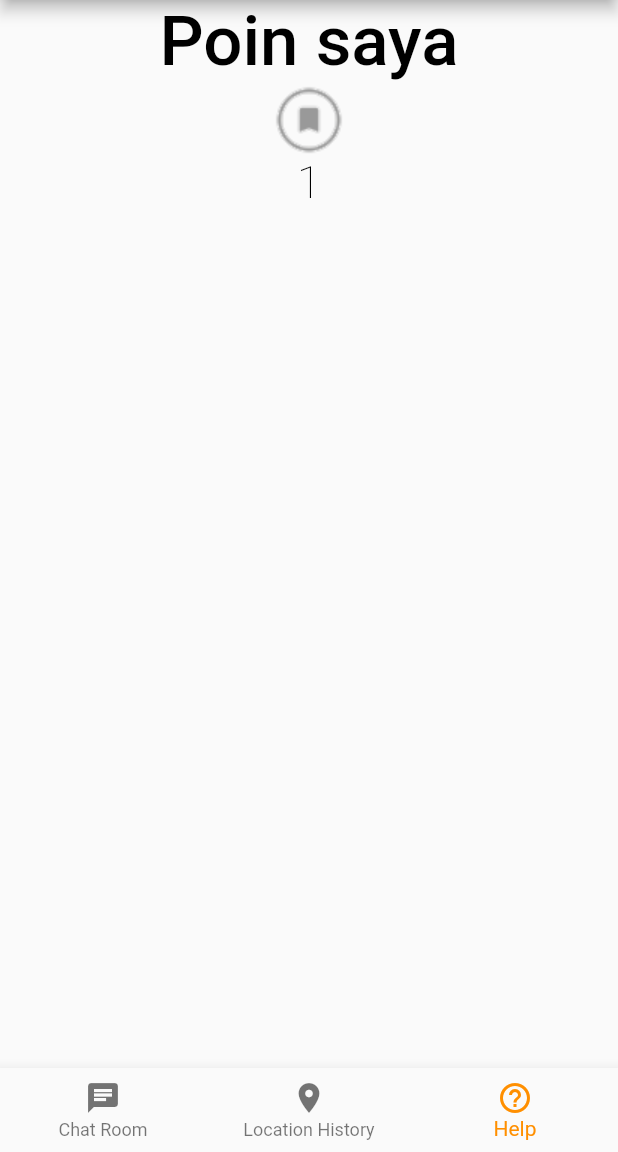
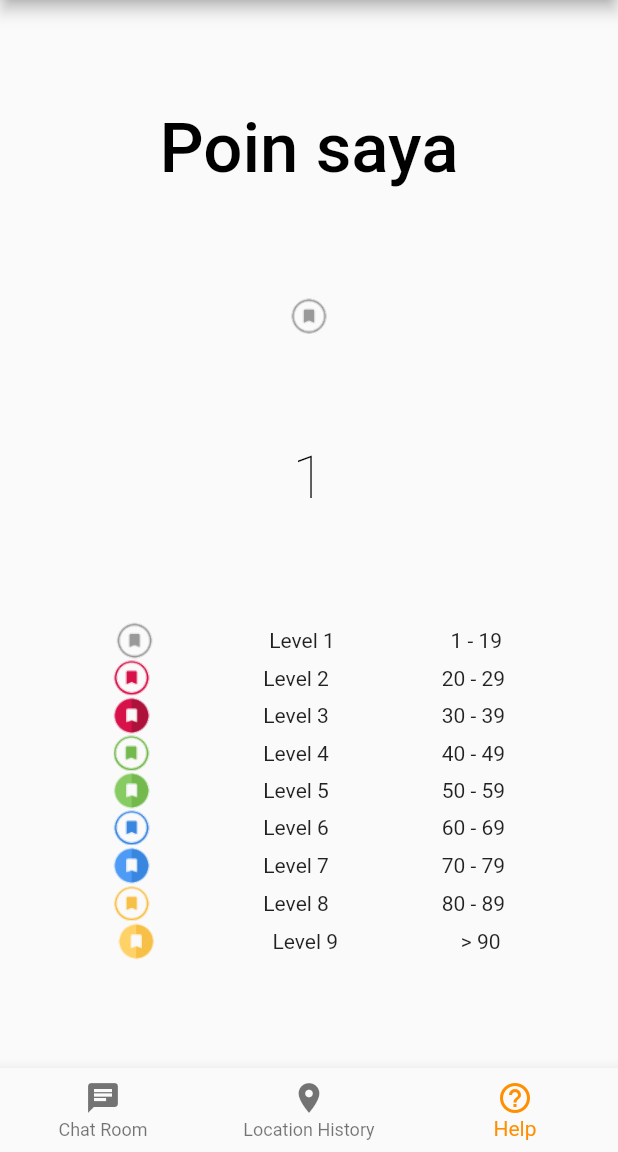
Before and after one commit to suwardhana/gpslog, a Flutter app: the screen it shows after launch, item 3 of the bottom bar chosen, on a phone screen of 412 x 824 dp, the part 84-1236 px from its top. Run offline on Flutter 3.47's test engine with Material 2 defaults, Android fonts, the phone set to English and light mode, and no system bars; our stand-ins replace firebase_auth, firebase_database, geolocator, google_sign_in, shared_preferences; accounts and stored records are empty.

Commit message:
info badge

```diff
--- a/lib/mypoint.dart
+++ b/lib/mypoint.dart
@@ -13,7 +13,7 @@ class _MyPoinState extends State<MyPoin> {
   Widget build(BuildContext context) {
     return Container(
       child: Column(
-          mainAxisAlignment: MainAxisAlignment.start,
+          mainAxisAlignment: MainAxisAlignment.spaceEvenly,
           mainAxisSize: MainAxisSize.max,
           crossAxisAlignment: CrossAxisAlignment.stretch,
           children: <Widget>[
@@ -44,7 +44,20 @@ class _MyPoinState extends State<MyPoin> {
                 crossAxisAlignment: CrossAxisAlignment.center,
                 children: <Widget>[
                   myPointWidget(),
-                ])
+                ]),
+            Column(
+              children: <Widget>[
+                _badgeImage2(1),
+                _badgeImage2(2),
+                _badgeImage2(3),
+                _badgeImage2(4),
+                _badgeImage2(5),
+                _badgeImage2(6),
+                _badgeImage2(7),
+                _badgeImage2(8),
+                _badgeImage2(9),
+              ],
+            ),
           ]),
     );
   }
@@ -54,7 +67,7 @@ class _MyPoinState extends State<MyPoin> {
     return Text(
       myPoint,
       style: TextStyle(
-          fontSize: 29.0,
+          fontSize: 40.0,
           color: const Color(0xFF000000),
           fontWeight: FontWeight.w200,
           fontFamily: "Roboto"),
@@ -74,7 +87,7 @@ class _MyPoinState extends State<MyPoin> {
     }
     return Image.asset(
       'badge/lvl' + level.toString() + '.png',
-      width: 50.0,
+      width: 25.0,
     );
   }
 
@@ -86,3 +99,27 @@ class _MyPoinState extends State<MyPoin> {
     });
   }
 }
+
+Widget _badgeImage2(int level) {
+  var v = ((level) * 10);
+  var v2 = v + 9;
+  String v3 = v.toString() + " - " + v2.toString();
+  if (level < 2) {
+    v3 = "1 - 19";
+  }
+  if (level > 8) {
+    v3 = " > 90";
+  }
+  return Row(
+      mainAxisAlignment: MainAxisAlignment.spaceEvenly,
+      mainAxisSize: MainAxisSize.max,
+      crossAxisAlignment: CrossAxisAlignment.center,
+      children: <Widget>[
+        Image.asset(
+          'badge/lvl' + level.toString() + '.png',
+          width: 25.0,
+        ),
+        Text("Level $level"),
+        Text(v3),
+      ]);
+}
```
